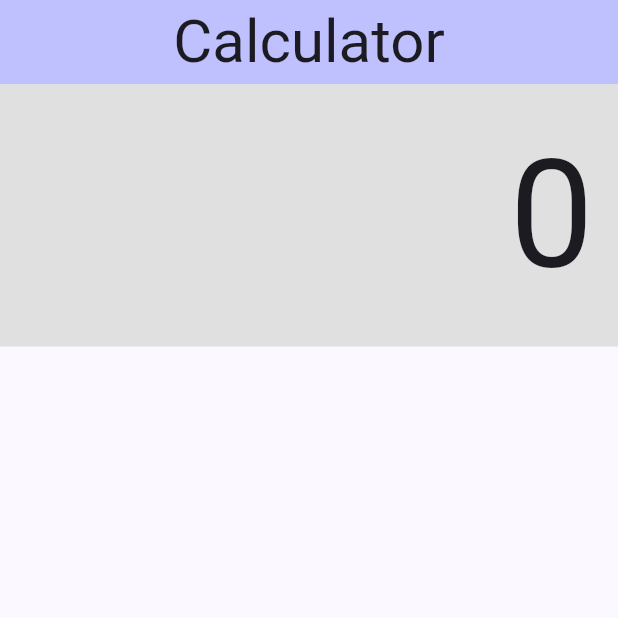
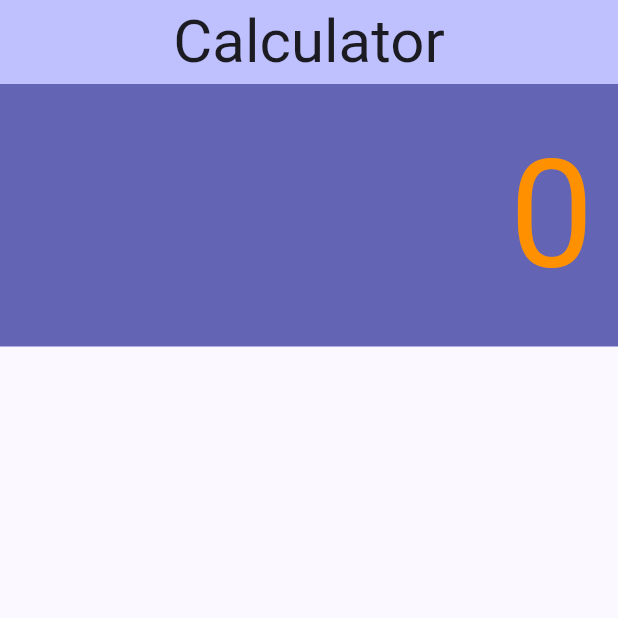
Before and after one commit to aeru1/FlutterCalculator, a Flutter app: the screen it shows after launch, on a phone screen of 412 x 824 dp, the top half of it. Run offline on Flutter 3.47's test engine with Material 3 defaults, Android fonts, the phone set to English and light mode, and no system bars; Roboto replaces fonts that are missing (FindingNemo, MickeyMouse).

Commit message:
Temporary Numpad

```diff
--- a/flutter_calculator/lib/main.dart
+++ b/flutter_calculator/lib/main.dart
@@ -14,7 +14,7 @@ class MyApp extends StatelessWidget {
       title: 'Flutter Calculator',
       theme: ThemeData(
         colorScheme:
-            ColorScheme.fromSeed(seedColor: Color.fromARGB(255, 2, 0, 100)),
+            ColorScheme.fromSeed(seedColor: const Color.fromARGB(255, 2, 0, 100)),
         useMaterial3: true,
       ),
       home: const MyHomePage(title: 'Calculator'),
@@ -50,11 +50,12 @@ class _MyHomePageState extends State<MyHomePage> {
             Container(
               width: double.infinity, // Expand to full width
               padding: const EdgeInsets.all(16.0), // Add padding for better visibility
-              color: Colors.grey[300], // Add a background color for better visibility
+              color: const Color.fromARGB(155, 2, 4, 133), // Add a background color for better visibility
               child: const Text(
                 '0', // Initial value or computed result
                 textAlign: TextAlign.right, // Align text to the right
                 style: TextStyle(
+                  color: Color.fromARGB(255, 255, 145, 0),
                   fontFamily: 'FindingNemo',
                   fontSize: 100.0, // Adjust font size for better visibility
                 ),
@@ -62,7 +63,14 @@ class _MyHomePageState extends State<MyHomePage> {
             ),
 
             //Numpad
-            Container(),
+             Expanded(
+              child: GridView.count(
+                crossAxisCount: 4,
+                children:[
+
+                ]
+              )
+                      ),
           ],
         ));
   }
```
Also changed, not shown: flutter_calculator/lib/custombutton.dart (added, +31 -0 lines).
